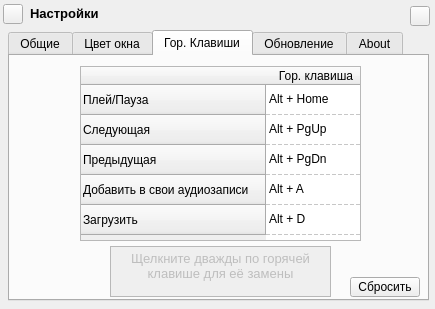
Qt form settings.ui (CauMoHDeveloper/VKPlayer) before a commit.
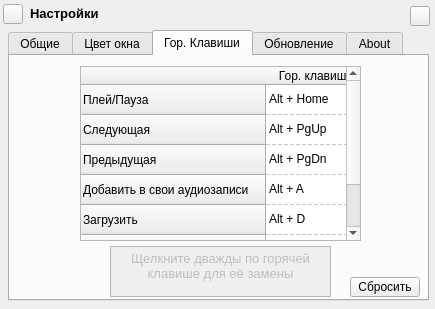
The same form after that commit. The open tabs and pages were chosen to show the change. Icons and pictures are not drawn.

Commit message: добавлена новая горячая клавиша на громкость изменен способ добавления в группу

```diff
--- a/settings.ui
+++ b/settings.ui
@@ -404,6 +404,16 @@
        <string>Загрузить</string>
       </property>
      </row>
+     <row>
+      <property name="text">
+       <string>Громкость +</string>
+      </property>
+     </row>
+     <row>
+      <property name="text">
+       <string>Громкость -</string>
+      </property>
+     </row>
      <column>
       <property name="text">
        <string>Гор. клавиша</string>
@@ -434,6 +444,16 @@
        <string>Alt + D</string>
       </property>
      </item>
+     <item row="5" column="0">
+      <property name="text">
+       <string>Alt + O</string>
+      </property>
+     </item>
+     <item row="6" column="0">
+      <property name="text">
+       <string>Alt + I</string>
+      </property>
+     </item>
     </widget>
     <widget class="QTextEdit" name="Text">
      <property name="enabled">
```
The commit also changes 5 other files.
